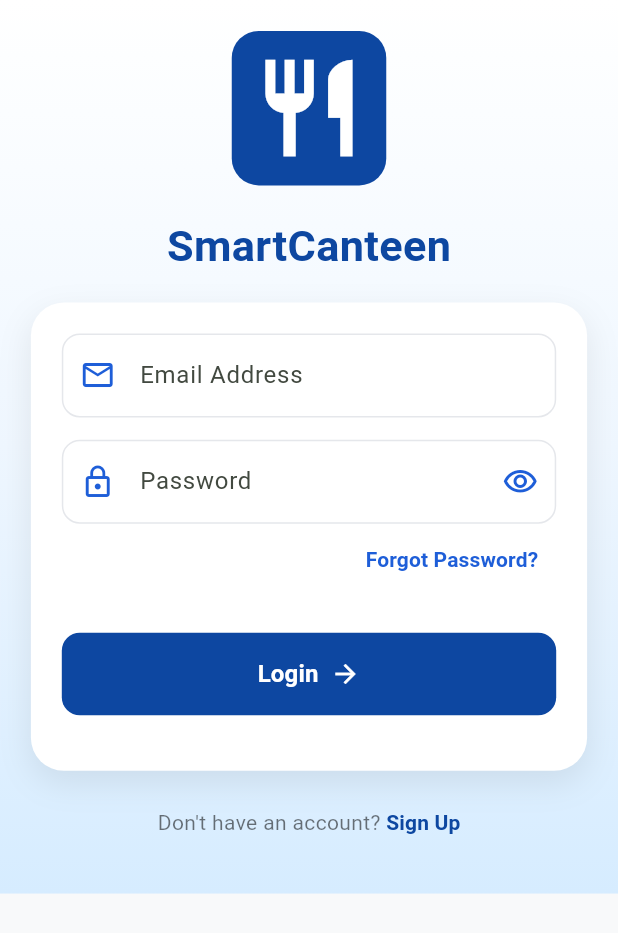
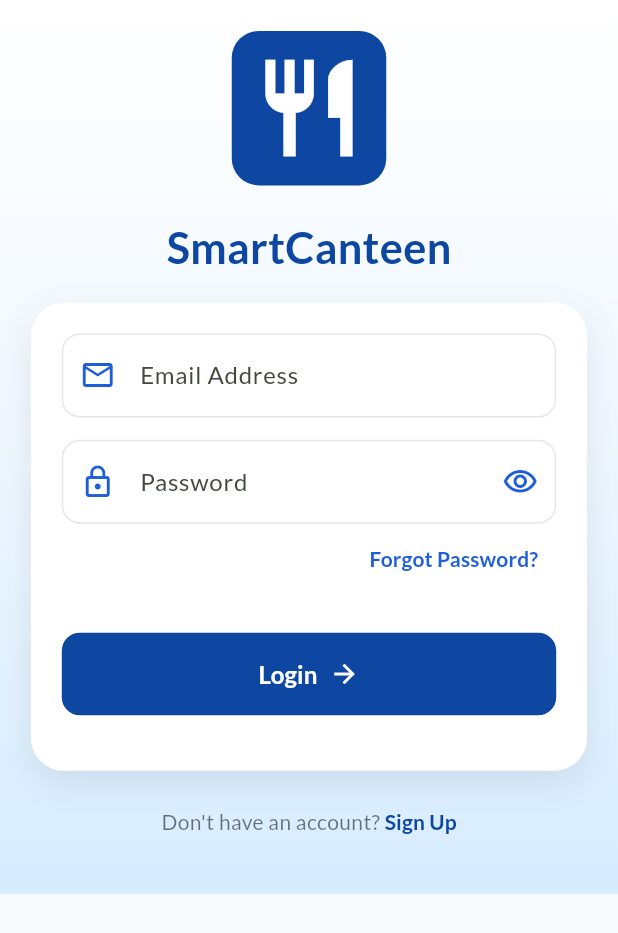
Before and after one commit to KhingThaetPhyo/Smart-Canteen, a Flutter app: the screen it shows after launch, on a phone screen of 412 x 824 dp. Shown: the top 933 px of the screen. Run offline on Flutter 3.47's test engine with Material 3 defaults, Android fonts, the light colour scheme and no system bars; our stand-ins replace awesome_dialog, dio, firebase_core, firebase_messaging, flutter_secure_storage, go_router and 2 more; accounts and stored records are empty.

Commit message:
use google font

```diff
--- a/lib/main.dart
+++ b/lib/main.dart
@@ -1,6 +1,7 @@
 import 'package:flutter/material.dart';
 import 'package:firebase_core/firebase_core.dart';
 import 'package:firebase_messaging/firebase_messaging.dart';
+import 'package:google_fonts/google_fonts.dart';
 import 'package:smartcanteen/router/user_router.dart';
 
 void main() async {
@@ -25,7 +26,9 @@ class MyApp extends StatelessWidget {
 
       theme: ThemeData(
         useMaterial3: true,
-
+        textTheme: GoogleFonts.latoTextTheme(
+Theme.of(context).textTheme,
+),
         colorScheme: ColorScheme.fromSeed(
           seedColor: const Color(0xFF4CAF50),
           brightness: Brightness.light,
```
Also changed, not shown: pubspec.yaml (+7 -6 lines), assets/font/Roboto-Italic.ttf (added), assets/font/Roboto.ttf (added), pubspec.lock.
